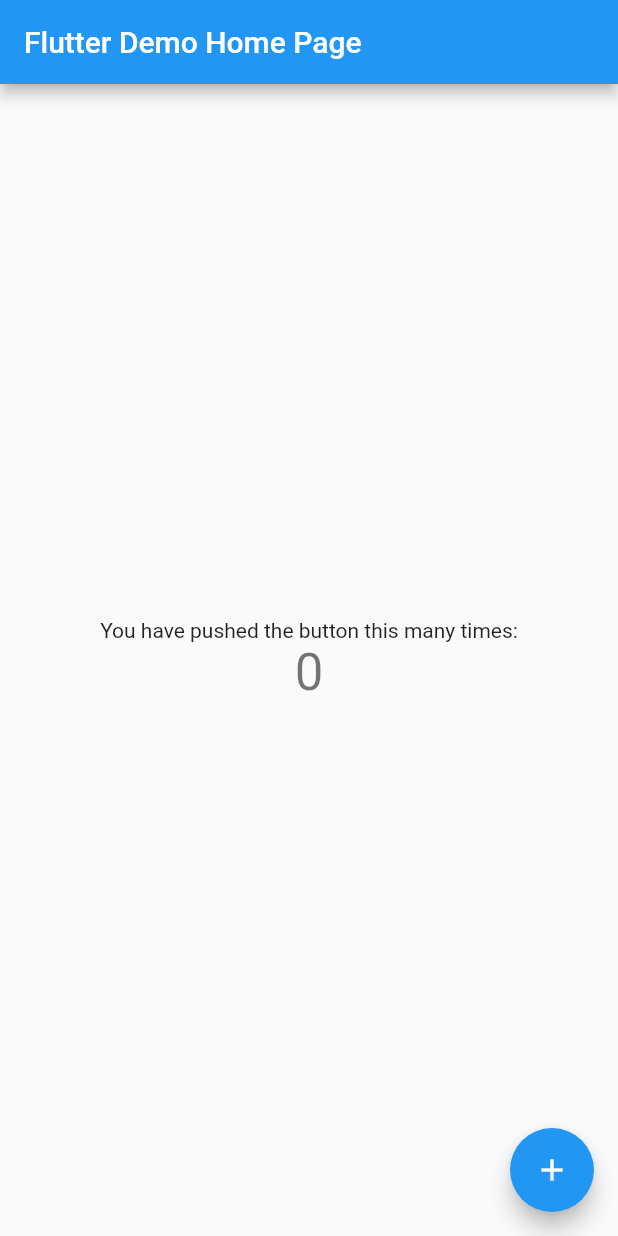
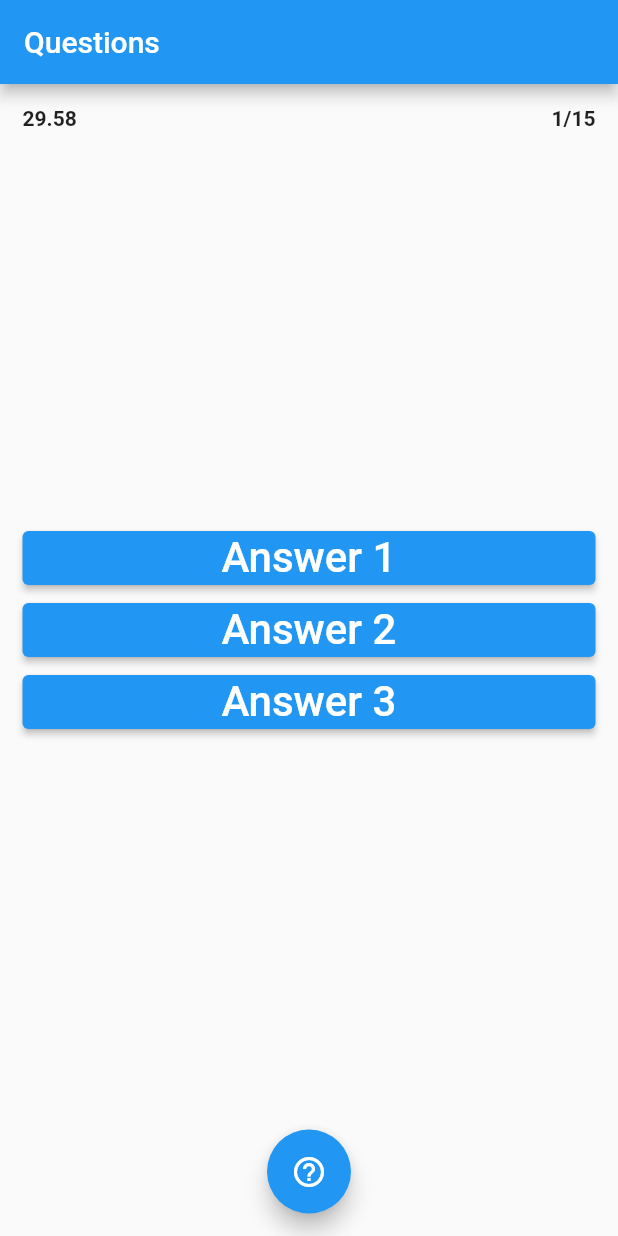
Before and after one commit to DiogoVieiraFerreira/quiz_revolution, a Flutter app: the screen it shows after launch, on a phone screen of 412 x 824 dp. Run offline on Flutter 3.47's test engine with Material 2 defaults, Android fonts, the phone set to English and light mode, and no system bars.

Commit message:
Create Static Game Screen

```diff
--- a/lib/main.dart
+++ b/lib/main.dart
@@ -1,117 +1,23 @@
 import 'package:flutter/material.dart';
 
-void main() {
-  runApp(MyApp());
-}
+import 'widgets/game_screen.dart';
 
-class MyApp extends StatelessWidget {
+void main() => runApp(QuizRevolution());
+
+class QuizRevolution extends StatelessWidget {
   // This widget is the root of your application.
   @override
   Widget build(BuildContext context) {
     return MaterialApp(
-      title: 'Flutter Demo',
+      title: 'Quiz Revolution',
       theme: ThemeData(
-        // This is the theme of your application.
-        //
-        // Try running your application with "flutter run". You'll see the
-        // application has a blue toolbar. Then, without quitting the app, try
-        // changing the primarySwatch below to Colors.green and then invoke
-        // "hot reload" (press "r" in the console where you ran "flutter run",
-        // or simply save your changes to "hot reload" in a Flutter IDE).
-        // Notice that the counter didn't reset back to zero; the application
-        // is not restarted.
         primarySwatch: Colors.blue,
-        // This makes the visual density adapt to the platform that you run
-        // the app on. For desktop platforms, the controls will be smaller and
-        // closer together (more dense) than on mobile platforms.
         visualDensity: VisualDensity.adaptivePlatformDensity,
       ),
-      home: MyHomePage(title: 'Flutter Demo Home Page'),
+      initialRoute: '/',
+      routes: {
+        '/': (context) => GameScreen(),
+      },
     );
   }
 }
-
-class MyHomePage extends StatefulWidget {
-  MyHomePage({Key key, this.title}) : super(key: key);
-
-  // This widget is the home page of your application. It is stateful, meaning
-  // that it has a State object (defined below) that contains fields that affect
-  // how it looks.
-
-  // This class is the configuration for the state. It holds the values (in this
-  // case the title) provided by the parent (in this case the App widget) and
-  // used by the build method of the State. Fields in a Widget subclass are
-  // always marked "final".
-
-  final String title;
-
-  @override
-  _MyHomePageState createState() => _MyHomePageState();
-}
-
-class _MyHomePageState extends State<MyHomePage> {
-  int _counter = 0;
-
-  void _incrementCounter() {
-    setState(() {
-      // This call to setState tells the Flutter framework that something has
-      // changed in this State, which causes it to rerun the build method below
-      // so that the display can reflect the updated values. If we changed
-      // _counter without calling setState(), then the build method would not be
-      // called again, and so nothing would appear to happen.
-      _counter++;
-    });
-  }
-
-  @override
-  Widget build(BuildContext context) {
-    // This method is rerun every time setState is called, for instance as done
-    // by the _incrementCounter method above.
-    //
-    // The Flutter framework has been optimized to make rerunning build methods
-    // fast, so that you can just rebuild anything that needs updating rather
-    // than having to individually change instances of widgets.
-    return Scaffold(
-      appBar: AppBar(
-        // Here we take the value from the MyHomePage object that was created by
-        // the App.build method, and use it to set our appbar title.
-        title: Text(widget.title),
-      ),
-      body: Center(
-        // Center is a layout widget. It takes a single child and positions it
-        // in the middle of the parent.
-        child: Column(
-          // Column is also a layout widget. It takes a list of children and
-          // arranges them vertically. By default, it sizes itself to fit its
-          // children horizontally, and tries to be as tall as its parent.
-          //
-          // Invoke "debug painting" (press "p" in the console, choose the
-          // "Toggle Debug Paint" action from the Flutter Inspector in Android
-          // Studio, or the "Toggle Debug Paint" command in Visual Studio Code)
-          // to see the wireframe for each widget.
-          //
-          // Column has various properties to control how it sizes itself and
-          // how it positions its children. Here we use mainAxisAlignment to
-          // center the children vertically; the main axis here is the vertical
-          // axis because Columns are vertical (the cross axis would be
-          // horizontal).
-          mainAxisAlignment: MainAxisAlignment.center,
-          children: <Widget>[
-            Text(
-              'You have pushed the button this many times:',
-            ),
-            Text(
-              '$_counter',
-              style: Theme.of(context).textTheme.headline4,
-            ),
-          ],
-        ),
-      ),
-      floatingActionButton: FloatingActionButton(
-        onPressed: _incrementCounter,
-        tooltip: 'Increment',
-        child: Icon(Icons.add),
-      ), // This trailing comma makes auto-formatting nicer for build methods.
-    );
-  }
-}
--- /dev/null
+++ b/lib/widgets/game_screen.dart
@@ -0,0 +1,73 @@
+import 'dart:developer';
+
+import 'package:flutter/material.dart';
+
+class GameScreen extends StatefulWidget {
+  GameScreen();
+
+  @override
+  _GameScreen createState() => _GameScreen();
+}
+
+class _GameScreen extends State<GameScreen> {
+  @override
+  Widget build(BuildContext context) {
+    return Scaffold(
+      appBar: AppBar(
+        title: Text("Questions"),
+      ),
+      body: Container(
+        padding: const EdgeInsets.all(15),
+        child: Column(
+          children: [
+            Row(
+              children: [
+                Expanded(
+                  child: Text("29.58", style: TextStyle(fontWeight: FontWeight.bold)),
+                ),
+                Text("1/15", style: TextStyle(fontWeight: FontWeight.bold)),
+              ],
+            ),
+            Expanded(
+              child: Center(
+                child: Column (
+                  mainAxisAlignment: MainAxisAlignment.center,
+                  children: [
+                    buildAnswersButtons(["Answer 1","Answer 2", "Answer 3"]),
+                  ],
+                ),
+              ),
+            ),
+            buildHint(context),
+          ],
+        ),
+      ),
+    );
+  }
+}
+Widget buildAnswersButtons(array){
+  return Column(
+    children: [
+      ...array.map( (text) {
+        return ElevatedButton(
+          onPressed: () {
+            log("Success click: $text");
+          },
+          child: SizedBox(
+            width: double.infinity,
+            child: Text(text, textScaleFactor: 2.0, textAlign: TextAlign.center)
+          )
+        );
+      }),
+    ],
+  );
+}
+Widget buildHint(BuildContext context) {
+  return Center(
+    child: FloatingActionButton(
+      onPressed: () => log("Success click: Hint"),
+      child: Icon(Icons.help_outline),
+      backgroundColor: Theme.of(context).accentColor,
+    ),
+  );
+}
```
Also changed, not shown: 1 other file.
